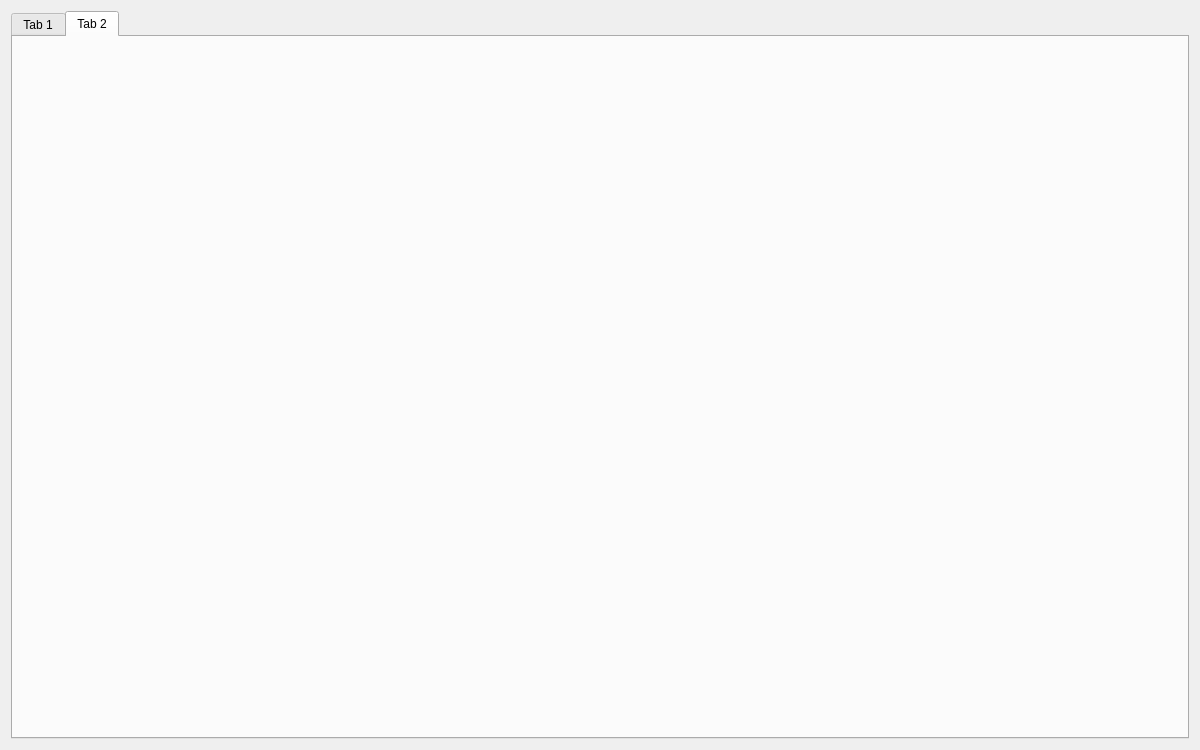
The window that MainView/mainview.ui (Flzjler/LaborEye) describes before a commit, drawn with Qt 5.
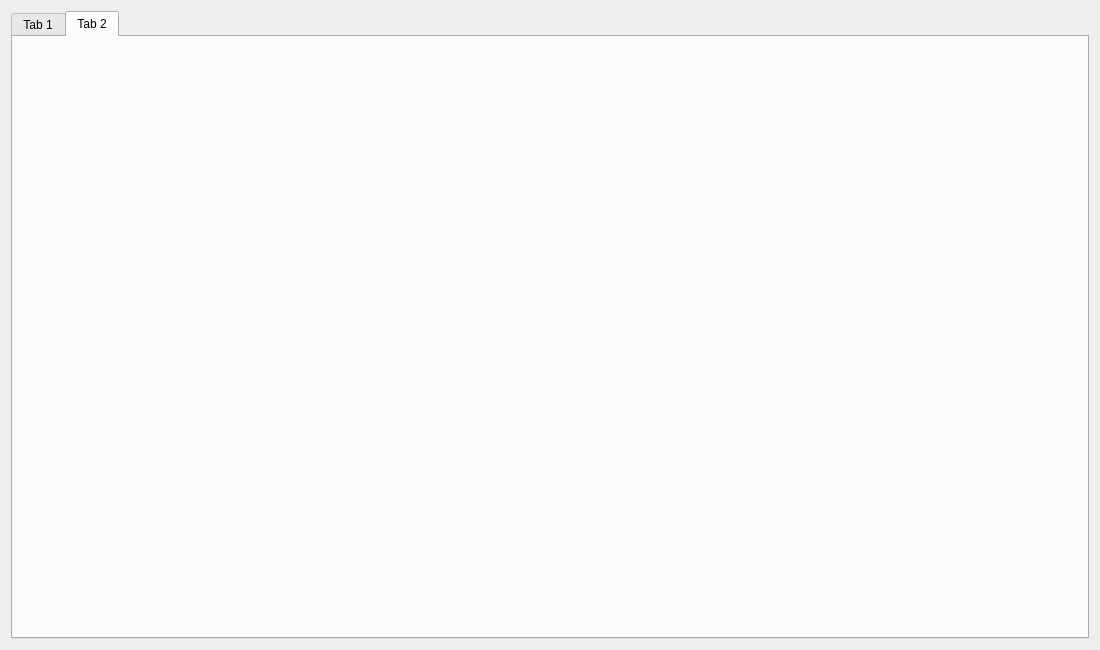
The same window after the commit.

```diff
--- a/MainView/mainview.ui
+++ b/MainView/mainview.ui
@@ -6,8 +6,8 @@
    <rect>
     <x>0</x>
     <y>0</y>
-    <width>1200</width>
-    <height>750</height>
+    <width>1100</width>
+    <height>650</height>
    </rect>
   </property>
   <property name="sizePolicy">
```
